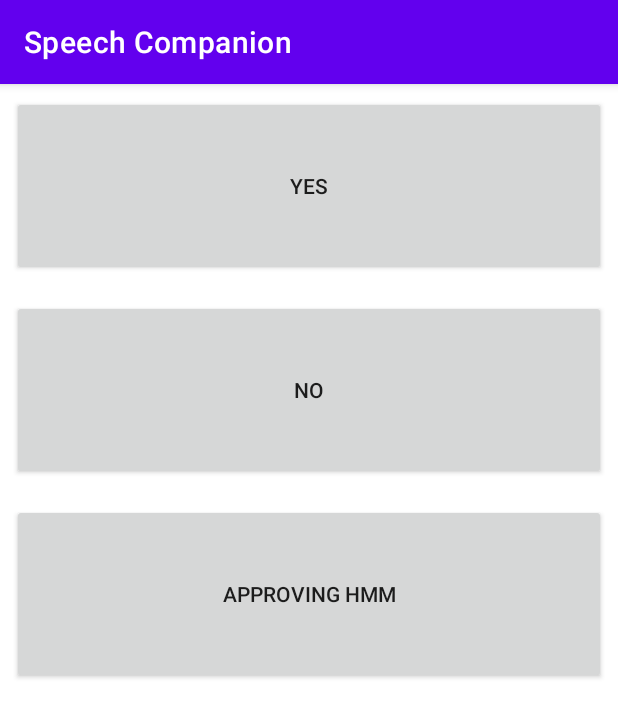
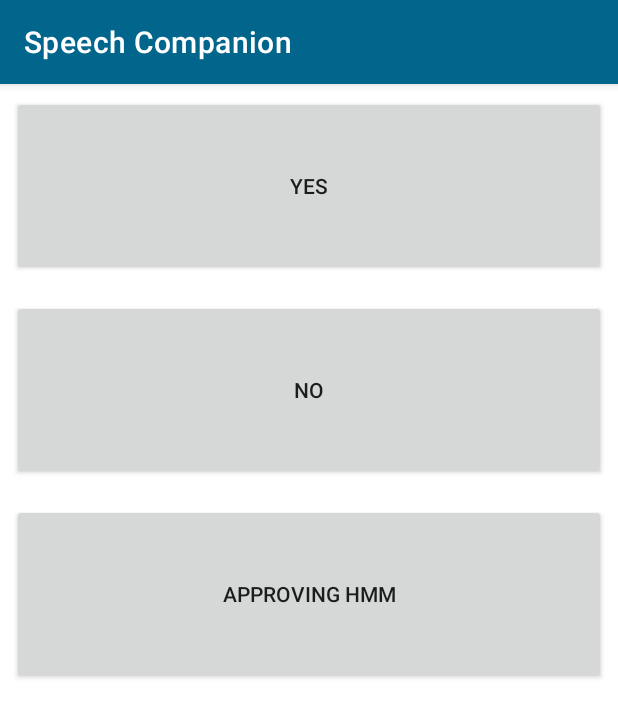
Before and after one commit to eucalypto/speech-companion, an Android app: the screen it shows after launch (MainActivity), on a phone screen of 412 x 824 dp. Shown: the top 717 px of the screen. Run offline under Robolectric (Android 15) with nearby library versions, the phone set to English and light mode, and no system bars; our stand-ins replace Timber, data binding.

Commit message:
Add App theme colors
from https://material.io/resources/color/#!/?view.left=0&view.right=1&primary.color=05668D&secondary.color=027f8e

#2

```diff
--- a/app/src/main/res/values/colors.xml
+++ b/app/src/main/res/values/colors.xml
@@ -7,4 +7,14 @@
     <color name="teal_700">#FF018786</color>
     <color name="black">#FF000000</color>
     <color name="white">#FFFFFFFF</color>
+
+
+    <color name="primaryColor">#02658c</color>
+    <color name="primaryLightColor">#4b93bc</color>
+    <color name="primaryDarkColor">#003b5e</color>
+    <color name="secondaryColor">#027f8e</color>
+    <color name="secondaryLightColor">#4fafbe</color>
+    <color name="secondaryDarkColor">#005261</color>
+    <color name="primaryTextColor">#ffffff</color>
+    <color name="secondaryTextColor">#ffffff</color>
 </resources>
--- a/app/src/main/res/values/themes.xml
+++ b/app/src/main/res/values/themes.xml
@@ -2,15 +2,17 @@
     <!-- Base application theme. -->
     <style name="Theme.SpeechCompanion" parent="Theme.MaterialComponents.DayNight.DarkActionBar">
         <!-- Primary brand color. -->
-        <item name="colorPrimary">@color/purple_500</item>
-        <item name="colorPrimaryVariant">@color/purple_700</item>
-        <item name="colorOnPrimary">@color/white</item>
+        <item name="colorPrimary">@color/primaryColor</item>
+        <item name="colorPrimaryVariant">@color/primaryDarkColor</item>
+        <item name="colorOnPrimary">@color/primaryTextColor</item>
         <!-- Secondary brand color. -->
-        <item name="colorSecondary">@color/teal_200</item>
-        <item name="colorSecondaryVariant">@color/teal_700</item>
-        <item name="colorOnSecondary">@color/black</item>
+        <item name="colorSecondary">@color/secondaryColor</item>
+        <item name="colorSecondaryVariant">@color/secondaryDarkColor</item>
+        <item name="colorOnSecondary">@color/secondaryTextColor</item>
         <!-- Status bar color. -->
-        <item name="android:statusBarColor" tools:targetApi="l">?attr/colorPrimaryVariant</item>
+        <item name="android:statusBarColor" tools:targetApi="l">
+            ?attr/colorPrimaryVariant
+        </item>
         <!-- Customize your theme here. -->
     </style>
 </resources>
```
